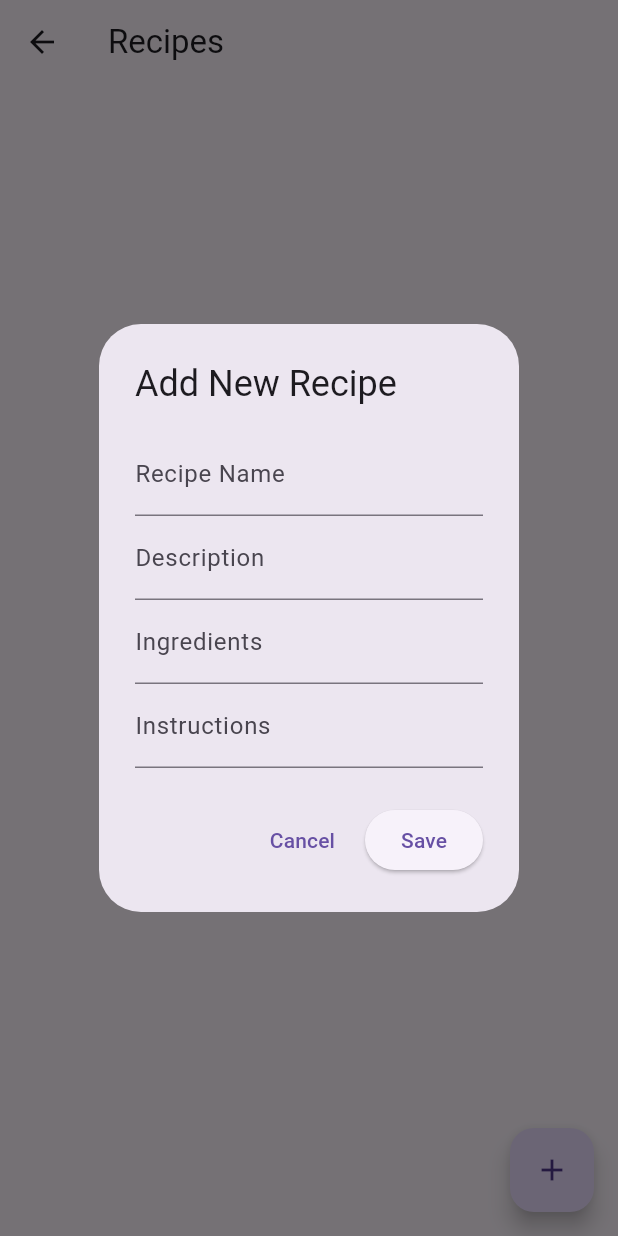
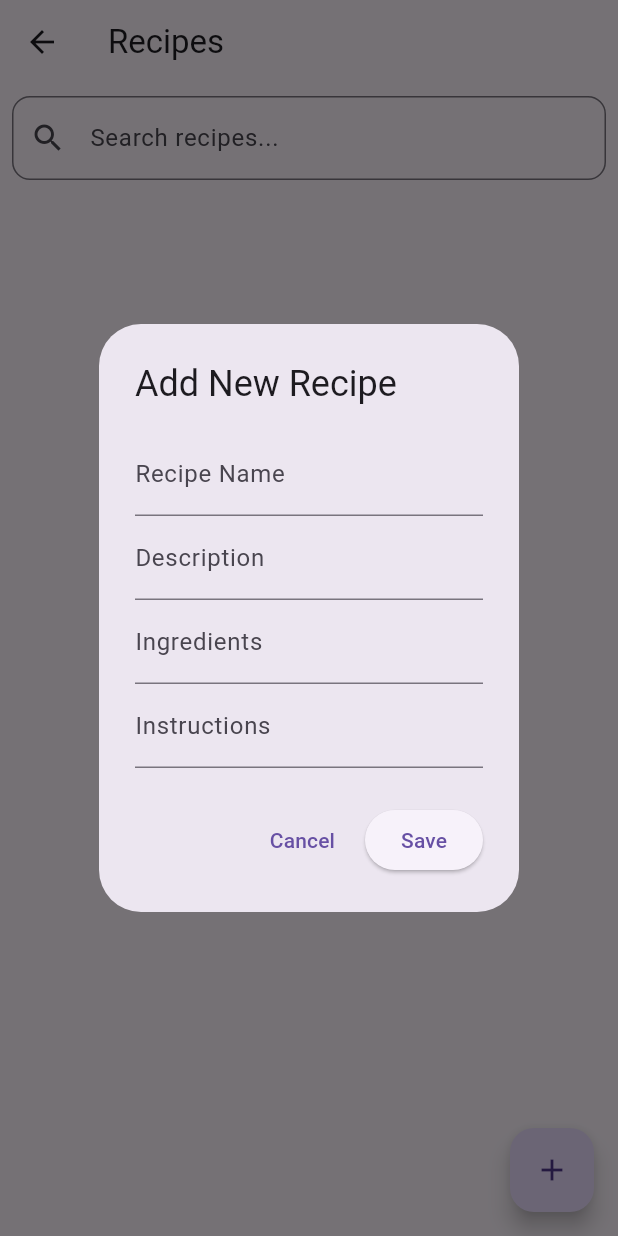
Before and after one commit to jasonyu17/MAD_Project1, a Flutter app: the RecipePage screen opened directly, after a tap on the "add" icon, on a phone screen of 412 x 824 dp. Run offline on Flutter 3.47's test engine with Material 3 defaults, Android fonts, the phone set to English and light mode, and no system bars; our stand-ins replace sqflite; accounts and stored records are empty.

Commit message:
added a search bar

```diff
--- a/lib/pages/recipe_page.dart
+++ b/lib/pages/recipe_page.dart
@@ -9,16 +9,19 @@ class RecipePage extends StatefulWidget {
 
 class _RecipePageState extends State<RecipePage> {
   List<Map<String, dynamic>> _recipes = [];
+  List<Map<String, dynamic>> _filteredRecipes = [];
 
   final _nameController = TextEditingController();
   final _descriptionController = TextEditingController();
   final _ingredientsController = TextEditingController();
   final _instructionsController = TextEditingController();
+  final _searchController = TextEditingController();
 
   @override
   void initState() {
     super.initState();
     _loadRecipes();
+    _searchController.addListener(_filterRecipes);
   }
 
   Future<void> _loadRecipes() async {
@@ -28,10 +31,23 @@ class _RecipePageState extends State<RecipePage> {
     });
   }
 
+  void _filterRecipes() {
+    final query = _searchController.text.toLowerCase();
+    setState(() {
+      _filteredRecipes =
+          _recipes.where((recipe) {
+            final name = recipe['name'].toLowerCase();
+            final description = recipe['description']?.toLowerCase() ?? '';
+            return name.contains(query) || description.contains(query);
+          }).toList();
+    });
+  }
+
   Future<void> _showAddRecipeDialog() async {
     showDialog(
       context: context,
-      builder:(_) => AlertDialog(
+      builder:
+          (_) => AlertDialog(
             title: Text("Add New Recipe"),
             content: Column(
               mainAxisSize: MainAxisSize.min,
@@ -47,7 +63,6 @@ class _RecipePageState extends State<RecipePage> {
                 TextField(
                   controller: _ingredientsController,
                   decoration: InputDecoration(labelText: 'Ingredients'),
-
                 ),
                 TextField(
                   controller: _instructionsController,
@@ -96,11 +111,29 @@ class _RecipePageState extends State<RecipePage> {
   Widget build(BuildContext context) {
     return Scaffold(
       appBar: AppBar(title: Text('Recipes')),
-      body:
-          _recipes.isEmpty ? Center(child: Text('No recipes yet.')): ListView.builder(
-            itemCount: _recipes.length,
+      body: Column(
+        children: [
+          Padding(
+            padding: const EdgeInsets.all(8.0),
+            child: TextField(
+              controller: _searchController,
+              decoration: InputDecoration(
+                labelText: "Search recipes...",
+                prefixIcon: Icon(Icons.search),
+                border: OutlineInputBorder(
+                  borderRadius: BorderRadius.circular(12),
+                ),
+              ),
+            ),
+          ),
+          Expanded(
+            child:
+                _filteredRecipes.isEmpty
+                    ? Center(child: Text('No recipes yet.'))
+                    : ListView.builder(
+                      itemCount: _filteredRecipes.length,
                       itemBuilder: (context, index) {
-              final recipe = _recipes[index];
+                        final recipe = _filteredRecipes[index];
                         return ListTile(
                           title: Text(recipe['name']),
                           subtitle: Text(recipe['description']),
@@ -109,13 +142,18 @@ class _RecipePageState extends State<RecipePage> {
                               context,
                               MaterialPageRoute(
                                 builder:
-                          (context) => RecipeDetailPage(recipe: recipe),
+                                    (context) =>
+                                        RecipeDetailPage(recipe: recipe),
                               ),
                             );
                           },
                         );
                       },
                     ),
+          ),
+        ],
+      ),
+
       floatingActionButton: FloatingActionButton(
         onPressed: _showAddRecipeDialog,
         child: Icon(Icons.add),
```
Lines whose indentation alone changed are shown as unchanged.
